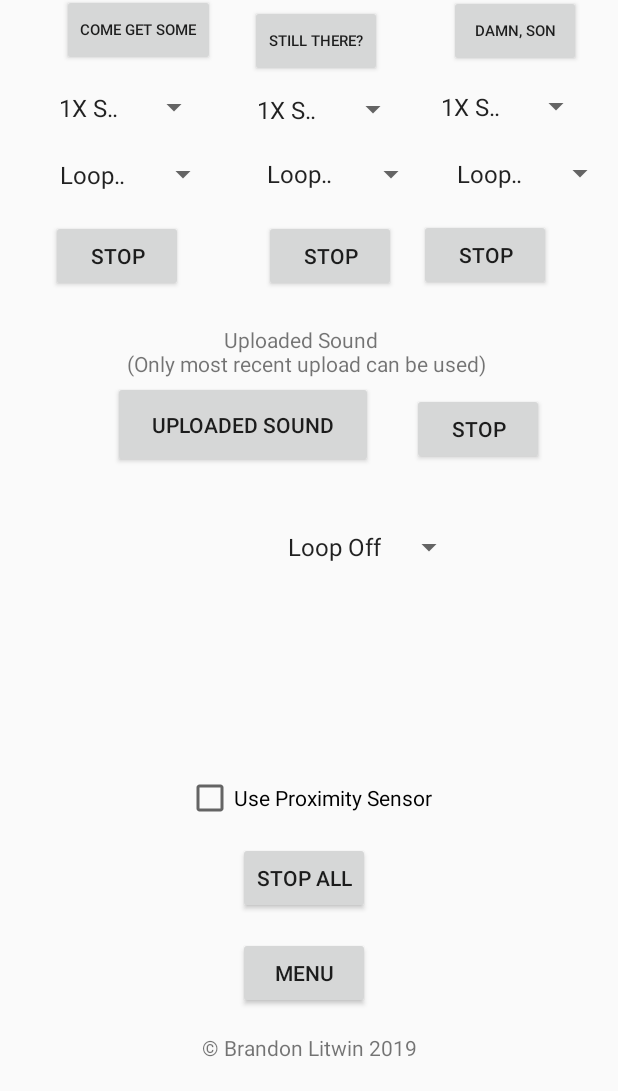
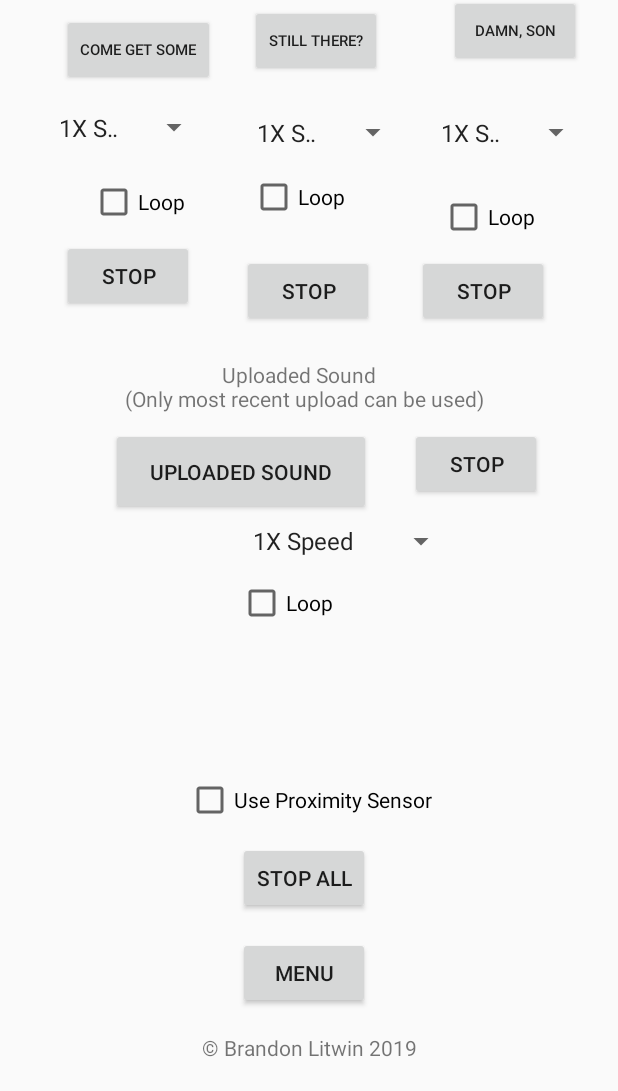
Before and after one commit to MaristGormanly/litwin-android-development, an Android app: the GameActivity screen opened directly, with no data from a screen before it, on a phone screen of 412 x 824 dp, the part 145-1236 px from its top. Run offline under Robolectric (Android 15) with nearby library versions, the phone set to English and light mode, and no system bars; our stand-ins replace Firebase (no records; nobody signed in at launch, a user with empty details on screens opened directly); pictures from the network do not load.

Commit message:
Change loop to checkbox

```diff
--- a/Project2/app/src/main/java/blitwin/mscs722/project2/GameActivity.java
+++ b/Project2/app/src/main/java/blitwin/mscs722/project2/GameActivity.java
@@ -35,7 +35,7 @@ public class GameActivity extends AppCompatActivity implements AdapterView.OnIte
     float dsSoundRate = 1;
     float stSoundRate = 1;
     float uploadedSoundRate = 1;
-    float[] sampleRates = {cgsSoundRate, dsSoundRate, stSoundRate, uploadedSoundRate};
+    float[] sampleRates = {cgsSoundRate, stSoundRate, dsSoundRate, uploadedSoundRate};
     int cgsLoop = 0;
     int dsLoop = 0;
     int stLoop = 0;
@@ -43,7 +43,7 @@ public class GameActivity extends AppCompatActivity implements AdapterView.OnIte
     int dsStreamId;
     int stStreamId;
     int[] playbackSpinners = {R.id.cgsSpinner, R.id.dsSpinner, R.id.stSpinner, R.id.uploadedSoundSpinner};
-    int[] loopSpinners = {R.id.cgsLoop, R.id.dsLoop, R.id.stLoop, R.id.uploadedSoundLoop};
+    //int[] loopSpinners = {R.id.cgsLoop, R.id.dsLoop, R.id.stLoop, R.id.uploadedSoundLoop};
     MediaPlayer uploadedSoundPlayer = new MediaPlayer();
     FirebaseStorage storage;
     StorageReference storageReference;
@@ -118,46 +118,51 @@ public class GameActivity extends AppCompatActivity implements AdapterView.OnIte
         uploadedSpinner.setOnItemSelectedListener(this);
 
         // Build the loop option spinners
-        Spinner loopSpinner = findViewById(R.id.cgsLoop);
-        ArrayAdapter<CharSequence> loopAdapter = ArrayAdapter.createFromResource(this,
-                R.array.loop_choices, android.R.layout.simple_spinner_item);
-
-        adapter.setDropDownViewResource(android.R.layout.simple_spinner_dropdown_item);
-        loopSpinner.setAdapter(loopAdapter);
-        loopSpinner.setSelection(1);
-        loopSpinner.setOnItemSelectedListener(this);
-
-        Spinner loopSpinner2 = findViewById(R.id.stLoop);
-        loopSpinner2.setAdapter(loopAdapter);
-        loopSpinner2.setSelection(1);
-        loopSpinner2.setOnItemSelectedListener(this);
-
-        Spinner loopSpinner3 = findViewById(R.id.dsLoop);
-        loopSpinner3.setAdapter(loopAdapter);
-        loopSpinner3.setSelection(1);
-        loopSpinner3.setOnItemSelectedListener(this);
-
-        Spinner uploadedLoop = findViewById(R.id.uploadedSoundLoop);
-        uploadedLoop.setAdapter(loopAdapter);
-        uploadedLoop.setSelection(1);
-        uploadedLoop.setOnItemSelectedListener(this);
+//        Spinner loopSpinner = findViewById(R.id.cgsLoop);
+//        ArrayAdapter<CharSequence> loopAdapter = ArrayAdapter.createFromResource(this,
+//                R.array.loop_choices, android.R.layout.simple_spinner_item);
+//
+//        adapter.setDropDownViewResource(android.R.layout.simple_spinner_dropdown_item);
+//        loopSpinner.setAdapter(loopAdapter);
+//        loopSpinner.setSelection(1);
+//        loopSpinner.setOnItemSelectedListener(this);
+//
+//        Spinner loopSpinner2 = findViewById(R.id.stLoop);
+//        loopSpinner2.setAdapter(loopAdapter);
+//        loopSpinner2.setSelection(1);
+//        loopSpinner2.setOnItemSelectedListener(this);
+//
+//        Spinner loopSpinner3 = findViewById(R.id.dsLoop);
+//        loopSpinner3.setAdapter(loopAdapter);
+//        loopSpinner3.setSelection(1);
+//        loopSpinner3.setOnItemSelectedListener(this);
+//
+//        Spinner uploadedLoop = findViewById(R.id.uploadedSoundLoop);
+//        uploadedLoop.setAdapter(loopAdapter);
+//        uploadedLoop.setSelection(1);
+//        uploadedLoop.setOnItemSelectedListener(this);
 
     }
 
     public void playSound(View view) {
         // Play different sound depending on which button is pressed
+        final CheckBox cgsloopCheckBox = findViewById(R.id.cgsloopcheckBox);
+        final CheckBox stloopCheckBox = findViewById(R.id.stloopcheckBox);
+        final CheckBox dsloopCheckBox = findViewById(R.id.dsloopcheckBox);
+        final CheckBox uploadedloopCheckBox = findViewById(R.id.uploadedloopcheckBox);
         switch (view.getId()) {
             case R.id.come_get_some:
-                cgsStreamId = soundPool.play(cgs, 1, 1, 0, cgsLoop, sampleRates[0]);
+                cgsStreamId = soundPool.play(cgs, 1, 1, 0, cgsloopCheckBox.isChecked() ? -1 : 0, sampleRates[0]);
+                break;
+            case R.id.still_there:
+                stStreamId = soundPool.play(st, 1, 1, 0, stloopCheckBox.isChecked() ? -1 : 0, sampleRates[1]);
                 break;
             case R.id.damn_son:
-                dsStreamId = soundPool.play(ds, 1, 1, 0, dsLoop, sampleRates[1]);
-                break;
-            case R.id.still_there:
-                stStreamId = soundPool.play(st, 1, 1, 0, stLoop, sampleRates[2]);
+                dsStreamId = soundPool.play(ds, 1, 1, 0, dsloopCheckBox.isChecked() ? -1 : 0, sampleRates[2]);
                 break;
             case R.id.uploadedSound:
                 uploadedSoundPlayer.setPlaybackParams(uploadedSoundPlayer.getPlaybackParams().setSpeed(sampleRates[3]));
+                uploadedSoundPlayer.setLooping(uploadedloopCheckBox.isChecked());
                 uploadedSoundPlayer.start();
         }
     }
@@ -200,19 +205,19 @@ public class GameActivity extends AppCompatActivity implements AdapterView.OnIte
         // check if use proximity sensor is checked
         final CheckBox proximityCheckBox = findViewById(R.id.proximitycheckBox);
         boolean playbackSelected = false;
-        boolean loopSelected = false;
+        //boolean loopSelected = false;
         for (int i : playbackSpinners) {
             if (i == parent.getId()) {
                 playbackSelected = true;
                 break;
             }
         }
-        for (int i : loopSpinners) {
-            if (i == parent.getId()) {
-                loopSelected = true;
-                break;
-            }
-        }
+//        for (int i : loopSpinners) {
+//            if (i == parent.getId()) {
+//                loopSelected = true;
+//                break;
+//            }
+//        }
         float soundRate = 1;
         int loop = 0;
         // depending on which spinner group was selected
@@ -227,7 +232,7 @@ public class GameActivity extends AppCompatActivity implements AdapterView.OnIte
                 case 2:
                     soundRate = 2;
             }
-        } else if (loopSelected) {
+        } /*else if (loopSelected) {
             switch (position) {
                 case 0:
                     loop = -1;
@@ -235,7 +240,7 @@ public class GameActivity extends AppCompatActivity implements AdapterView.OnIte
                 case 1:
                     loop = 0;
             }
-        }
+        }*/
 
         // change parameter of selected sound
         switch (parent.getId()) {
@@ -260,7 +265,7 @@ public class GameActivity extends AppCompatActivity implements AdapterView.OnIte
                     sampleRates[3] = soundRate;
                 }
                 break;
-            case R.id.cgsLoop:
+            /*case R.id.cgsLoop:
                 cgsLoop = loop;
                 break;
             case R.id.stLoop:
@@ -270,7 +275,7 @@ public class GameActivity extends AppCompatActivity implements AdapterView.OnIte
                 dsLoop = loop;
                 break;
             case R.id.uploadedSoundLoop:
-                uploadedSoundPlayer.setLooping(loop == -1);
+                uploadedSoundPlayer.setLooping(loop == -1);*/
         }
     }
 
--- a/Project2/app/src/main/res/layout/activity_game.xml
+++ b/Project2/app/src/main/res/layout/activity_game.xml
@@ -11,44 +11,41 @@
         android:id="@+id/stopUploaded"
         android:layout_width="wrap_content"
         android:layout_height="wrap_content"
-        android:layout_marginTop="68dp"
-        android:layout_marginEnd="49dp"
+        android:layout_marginStart="26dp"
         android:onClick="stopSound"
         android:text="@string/stop"
-        app:layout_constraintEnd_toEndOf="parent"
-        app:layout_constraintTop_toBottomOf="@+id/stopDS" />
+        app:layout_constraintStart_toEndOf="@+id/uploadedSound"
+        app:layout_constraintTop_toTopOf="@+id/uploadedSound" />
 
-    <Spinner
+    <!--Spinner
         android:id="@+id/uploadedSoundLoop"
         android:layout_width="wrap_content"
         android:layout_height="wrap_content"
         android:layout_marginTop="9dp"
         app:layout_constraintStart_toStartOf="@+id/uploadedSoundSpinner"
-        app:layout_constraintTop_toBottomOf="@+id/uploadedSoundSpinner" />
+        app:layout_constraintTop_toBottomOf="@+id/uploadedSoundSpinner" /-->
 
     <Spinner
         android:id="@+id/uploadedSoundSpinner"
         android:layout_width="wrap_content"
         android:layout_height="wrap_content"
-        android:layout_marginStart="184dp"
-        android:layout_marginEnd="184dp"
-        app:layout_constraintBottom_toBottomOf="parent"
-        app:layout_constraintEnd_toEndOf="@+id/stopDS"
-        app:layout_constraintStart_toStartOf="parent"
-        app:layout_constraintTop_toTopOf="parent" />
+        android:layout_marginStart="2dp"
+        android:layout_marginBottom="13dp"
+        app:layout_constraintBottom_toTopOf="@+id/uploadedloopcheckBox"
+        app:layout_constraintStart_toStartOf="@+id/uploadedloopcheckBox" />
 
     <Spinner
         android:id="@+id/cgsSpinner"
         android:layout_width="0dp"
         android:layout_height="27dp"
         android:layout_marginStart="31dp"
-        android:layout_marginTop="18dp"
+        android:layout_marginTop="12dp"
         android:layout_marginEnd="23dp"
-        android:layout_marginBottom="19dp"
-        app:layout_constraintBottom_toTopOf="@+id/dsLoop"
+        android:layout_marginBottom="12dp"
+        app:layout_constraintBottom_toTopOf="@+id/cgsloopcheckBox"
         app:layout_constraintEnd_toStartOf="@+id/stSpinner"
         app:layout_constraintStart_toStartOf="parent"
-        app:layout_constraintTop_toBottomOf="@+id/damn_son" />
+        app:layout_constraintTop_toBottomOf="@+id/still_there" />
 
     <Spinner
         android:id="@+id/stSpinner"
@@ -66,15 +63,15 @@
         android:id="@+id/dsSpinner"
         android:layout_width="0dp"
         android:layout_height="31dp"
-        android:layout_marginTop="15dp"
+        android:layout_marginTop="100dp"
         android:layout_marginEnd="17dp"
-        android:layout_marginBottom="18dp"
-        app:layout_constraintBottom_toTopOf="@+id/dsLoop"
+        android:layout_marginBottom="100dp"
+        app:layout_constraintBottom_toBottomOf="@+id/stopDS"
         app:layout_constraintEnd_toEndOf="parent"
         app:layout_constraintStart_toEndOf="@+id/stSpinner"
-        app:layout_constraintTop_toBottomOf="@+id/damn_son" />
+        app:layout_constraintTop_toTopOf="parent" />
 
-    <Spinner
+    <!--Spinner
         android:id="@+id/cgsLoop"
         android:layout_width="0dp"
         android:layout_height="27dp"
@@ -109,7 +106,7 @@
         app:layout_constraintBottom_toBottomOf="@+id/uploadedSoundsText"
         app:layout_constraintEnd_toEndOf="parent"
         app:layout_constraintStart_toEndOf="@+id/stLoop"
-        app:layout_constraintTop_toTopOf="@+id/title" />
+        app:layout_constraintTop_toTopOf="@+id/title" /-->
 
     <Button
         android:id="@+id/still_there"
@@ -207,60 +204,102 @@
         android:id="@+id/uploadedSound"
         android:layout_width="173dp"
         android:layout_height="58dp"
-        android:layout_marginTop="46dp"
-        android:layout_marginEnd="26dp"
-        android:layout_marginBottom="49dp"
+        android:layout_marginTop="68dp"
+        android:layout_marginBottom="66dp"
         android:gravity="center"
         android:onClick="playSound"
         android:text="Uploaded Sound"
-        app:layout_constraintBottom_toTopOf="@+id/uploadedSoundLoop"
-        app:layout_constraintEnd_toStartOf="@+id/stopUploaded"
-        app:layout_constraintTop_toTopOf="@+id/uploadedSoundsText" />
+        app:layout_constraintBottom_toBottomOf="@+id/uploadedloopcheckBox"
+        app:layout_constraintEnd_toStartOf="@+id/uploadedSoundSpinner"
+        app:layout_constraintStart_toStartOf="@+id/uploadedSoundSpinner"
+        app:layout_constraintTop_toBottomOf="@+id/stopST" />
 
     <Button
         android:id="@+id/stopCGS"
         android:layout_width="wrap_content"
         android:layout_height="wrap_content"
-        android:layout_marginStart="34dp"
-        android:layout_marginBottom="22dp"
+        android:layout_marginStart="32dp"
+        android:layout_marginTop="9dp"
         android:onClick="stopSound"
         android:text="@string/stop"
-        app:layout_constraintBottom_toTopOf="@+id/uploadedSoundsText"
-        app:layout_constraintStart_toStartOf="parent" />
+        app:layout_constraintStart_toEndOf="@+id/stopST"
+        app:layout_constraintTop_toBottomOf="@+id/dsloopcheckBox" />
 
     <Button
         android:id="@+id/stopST"
         android:layout_width="wrap_content"
         android:layout_height="wrap_content"
-        android:layout_marginStart="6dp"
-        android:layout_marginBottom="22dp"
+        android:layout_marginStart="41dp"
+        android:layout_marginTop="146dp"
+        android:layout_marginBottom="147dp"
         android:onClick="stopSound"
         android:text="@string/stop"
-        app:layout_constraintBottom_toTopOf="@+id/uploadedSoundsText"
-        app:layout_constraintStart_toStartOf="@+id/stLoop" />
+        app:layout_constraintBottom_toBottomOf="@+id/uploadedSoundSpinner"
+        app:layout_constraintStart_toStartOf="parent"
+        app:layout_constraintTop_toTopOf="@+id/damn_son" />
 
     <Button
         android:id="@+id/stopDS"
         android:layout_width="wrap_content"
         android:layout_height="wrap_content"
-        android:layout_marginTop="165dp"
-        android:layout_marginBottom="166dp"
+        android:layout_marginBottom="22dp"
         android:onClick="stopSound"
         android:text="@string/stop"
-        app:layout_constraintBottom_toBottomOf="@+id/uploadedSoundSpinner"
+        app:layout_constraintBottom_toTopOf="@+id/uploadedSoundsText"
         app:layout_constraintEnd_toEndOf="@+id/uploadedSoundsText"
-        app:layout_constraintStart_toEndOf="@+id/uploadedSoundsText"
-        app:layout_constraintTop_toTopOf="@+id/damn_son" />
+        app:layout_constraintStart_toEndOf="@+id/uploadedSoundsText" />
 
     <CheckBox
         android:id="@+id/proximitycheckBox"
         android:layout_width="wrap_content"
         android:layout_height="wrap_content"
-        android:layout_marginBottom="13dp"
+        android:layout_marginBottom="12dp"
         android:text="@string/proximity_sensor"
         app:layout_constraintBottom_toTopOf="@+id/stop_all"
         app:layout_constraintEnd_toEndOf="parent"
         app:layout_constraintStart_toStartOf="parent" />
 
+    <CheckBox
+        android:id="@+id/cgsloopcheckBox"
+        android:layout_width="wrap_content"
+        android:layout_height="wrap_content"
+        android:layout_marginEnd="6dp"
+        android:layout_marginBottom="9dp"
+        android:text="@string/loop"
+        app:layout_constraintBottom_toTopOf="@+id/stopST"
+        app:layout_constraintEnd_toEndOf="@+id/stopST" />
+
+    <CheckBox
+        android:id="@+id/dsloopcheckBox"
+        android:layout_width="wrap_content"
+        android:layout_height="wrap_content"
+        android:layout_marginEnd="9dp"
+        android:layout_marginBottom="9dp"
+        android:text="@string/loop"
+        app:layout_constraintBottom_toTopOf="@+id/stopDS"
+        app:layout_constraintEnd_toEndOf="@+id/stopDS" />
+
+    <CheckBox
+        android:id="@+id/stloopcheckBox"
+        android:layout_width="wrap_content"
+        android:layout_height="wrap_content"
+        android:layout_marginStart="5dp"
+        android:layout_marginTop="11dp"
+        android:text="@string/loop"
+        app:layout_constraintStart_toStartOf="@+id/stopCGS"
+        app:layout_constraintTop_toBottomOf="@+id/stSpinner" />
+
+    <CheckBox
+        android:id="@+id/uploadedloopcheckBox"
+        android:layout_width="wrap_content"
+        android:layout_height="wrap_content"
+        android:layout_marginStart="24dp"
+        android:layout_marginEnd="24dp"
+        android:layout_marginBottom="99dp"
+        android:text="@string/loop"
+        app:layout_constraintBottom_toTopOf="@+id/proximitycheckBox"
+        app:layout_constraintEnd_toEndOf="@+id/stop_all"
+        app:layout_constraintStart_toStartOf="@+id/copyright" />
+
 
 </androidx.constraintlayout.widget.ConstraintLayout>
--- a/Project2/app/src/main/res/values/strings.xml
+++ b/Project2/app/src/main/res/values/strings.xml
@@ -18,6 +18,7 @@
     <string name="uploaded_sounds">Uploaded Sound \n (Only most recent upload can be used)</string>
     <string name="stop">Stop</string>
     <string name="proximity_sensor">Use Proximity Sensor</string>
+    <string name="loop">Loop</string>
     <string-array name="playback_choices">
         <item>0.5X Speed</item>
         <item>1X Speed</item>
```
